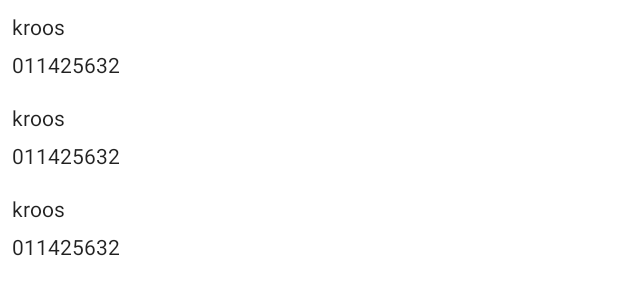
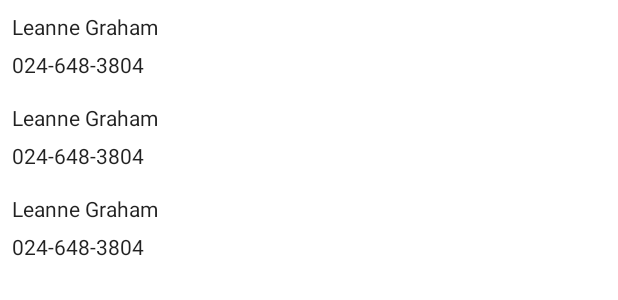
Before and after one commit to mgida/MvvmCoroutines, an Android app: the layout activity_main.xml on its own in the app's theme, with its tools: preview values and no code run, on a phone screen of 412 x 824 dp. Shown: the top 300 px of the screen. Run offline under Robolectric (Android 15) with nearby library versions, the phone set to English and light mode, and no system bars; network calls fail.

Commit message:
some refactoring

```diff
--- a/app/src/main/java/com/example/mvvmcoroutines/model/UserResponseItem.kt
+++ b/app/src/main/java/com/example/mvvmcoroutines/model/UserResponseItem.kt
@@ -3,7 +3,7 @@ package com.example.mvvmcoroutines.model
 import com.example.mvvmcoroutines.model.Address
 import com.example.mvvmcoroutines.model.Company
 
-data class UserResponseItem(
+data class UserResponseItem (
     val address: Address,
     val company: Company,
     val email: String,
--- a/app/src/main/java/com/example/mvvmcoroutines/rest/UserApiInterface.kt
+++ b/app/src/main/java/com/example/mvvmcoroutines/rest/UserApiInterface.kt
@@ -8,5 +8,4 @@ interface UserApiInterface {
 
     @GET("users")
     suspend fun getUsers(): Response<UserResponse>
-
 }
--- a/app/src/main/java/com/example/mvvmcoroutines/view_model/UserViewModel.kt
+++ b/app/src/main/java/com/example/mvvmcoroutines/ui/view_model/UserViewModel.kt
@@ -1,4 +1,4 @@
-package com.example.mvvmcoroutines.view_model
+package com.example.mvvmcoroutines.ui.view_model
 
 import androidx.lifecycle.MutableLiveData
 import androidx.lifecycle.ViewModel
@@ -31,6 +31,4 @@ class UserViewModel(private val userRepo: UserRepository) : ViewModel() {
         }
         return Resource.Error(errorMessage = usersResponse.message())
     }
-
-
 }
--- a/app/src/main/java/com/example/mvvmcoroutines/view_model/UserViewModelFactory.kt
+++ b/app/src/main/java/com/example/mvvmcoroutines/ui/view_model/UserViewModelFactory.kt
@@ -1,4 +1,4 @@
-package com.example.mvvmcoroutines.view_model
+package com.example.mvvmcoroutines.ui.view_model
 
 import androidx.lifecycle.ViewModel
 import androidx.lifecycle.ViewModelProvider
--- a/app/src/main/res/layout/user_list_item.xml
+++ b/app/src/main/res/layout/user_list_item.xml
@@ -12,13 +12,13 @@
         android:layout_height="wrap_content"
         android:layout_marginBottom="6dp"
         android:textAppearance="@style/TextAppearance.AppCompat"
-        tools:text="kroos" />
+        tools:text="@string/userName" />
 
     <TextView
         android:id="@+id/tvUserPhone"
         android:layout_width="wrap_content"
         android:layout_height="wrap_content"
         android:textAppearance="@style/TextAppearance.AppCompat"
-        tools:text="011425632" />
+        tools:text="@string/userPhone" />
 
 </LinearLayout>
--- a/app/src/main/res/values/strings.xml
+++ b/app/src/main/res/values/strings.xml
@@ -1,3 +1,5 @@
 <resources>
     <string name="app_name">MvvmCoroutines</string>
+    <string name="userName">Leanne Graham</string>
+    <string name="userPhone">024-648-3804</string>
 </resources>
```
Also changed, not shown: app/src/main/java/com/example/mvvmcoroutines/ui/MainActivity.kt (+6 -3 lines).
